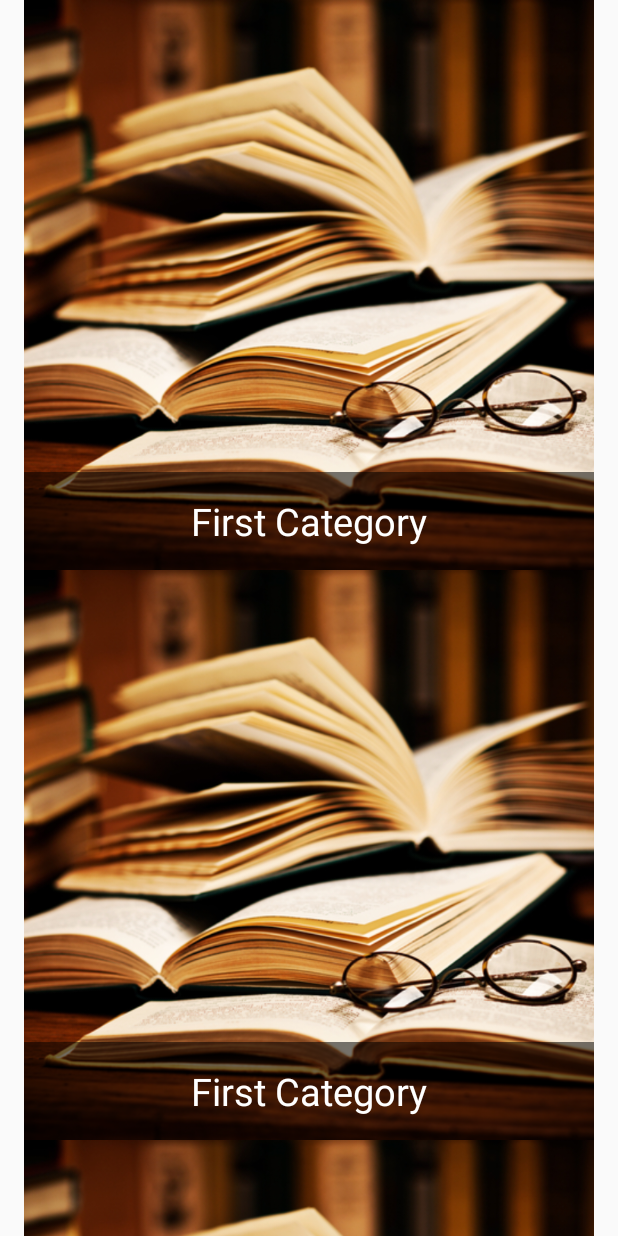
After one commit to Rashwan/quotes-android-app, an Android app: the layout fragment_categories.xml on its own in the app's theme, with its tools: preview values and no code run, on a phone screen of 412 x 824 dp. The commit adds this screen. Run offline under Robolectric (Android 15) with nearby library versions, the phone set to English and light mode, and no system bars.

Commit message:
Add Categories Fragment & handle its onClick listener.

```diff
--- a/app/src/main/java/com/android/people/quotesandroidapp/ui/MainActivity.java
+++ b/app/src/main/java/com/android/people/quotesandroidapp/ui/MainActivity.java
@@ -94,14 +94,14 @@ public class MainActivity extends AppCompatActivity
                 fragmentClass = Home.class;
                 break;
             case R.id.nav_all_quotes:
-                fragmentClass = AllQuotes.class;
+                fragmentClass = QuotesListFragment.class;
                 break;
             case R.id.nav_favorites:
                 Toast.makeText(this, "Not implemented yet", Toast.LENGTH_SHORT).show();
 
                 break;
             case R.id.nav_categories:
-                Toast.makeText(this, "Not implemented yet", Toast.LENGTH_SHORT).show();
+                fragmentClass = CategoriesFragment.class;
 
                 break;
             case R.id.nav_settings:
@@ -117,7 +117,6 @@ public class MainActivity extends AppCompatActivity
                 break;
 
         }
-
         try {
             fragment = (Fragment) fragmentClass.newInstance();
         } catch (Exception e) {
--- /dev/null
+++ b/app/src/main/res/layout/fragment_categories.xml
@@ -0,0 +1,17 @@
+<?xml version="1.0" encoding="utf-8"?>
+<RelativeLayout xmlns:android="http://schemas.android.com/apk/res/android"
+    android:layout_width="match_parent"
+    android:layout_height="match_parent">
+<android.support.v7.widget.RecyclerView xmlns:android="http://schemas.android.com/apk/res/android"
+    xmlns:app="http://schemas.android.com/apk/res-auto"
+    xmlns:tools="http://schemas.android.com/tools"
+    android:id="@+id/rv_all_categories"
+    android:name="com.android.people.quotesandroidapp.ui.CategoryFragment"
+    android:layout_width="match_parent"
+    android:layout_height="match_parent"
+    android:layout_marginLeft="16dp"
+    android:layout_marginRight="16dp"
+    app:layoutManager="LinearLayoutManager"
+    tools:context=".ui.CategoriesFragment"
+    tools:listitem="@layout/fragment_categories_list_item" />
+</RelativeLayout>
--- /dev/null
+++ b/app/src/main/res/layout/fragment_categories_list_item.xml
@@ -0,0 +1,26 @@
+<?xml version="1.0" encoding="utf-8"?>
+<RelativeLayout xmlns:android="http://schemas.android.com/apk/res/android"
+    android:layout_width="match_parent"
+    android:layout_height="wrap_content">
+
+    <ImageView
+        android:layout_width="wrap_content"
+        android:layout_height="wrap_content"
+        android:src="@drawable/book"
+        android:id="@+id/category_image"
+        android:adjustViewBounds="true"
+        />
+
+    <TextView
+        android:id="@+id/category_name"
+        android:layout_width="match_parent"
+        android:layout_height="wrap_content"
+        android:text="First Category"
+        android:textSize="25sp"
+        android:gravity="center"
+        android:background="#8000"
+        android:textColor="#FFF"
+        android:layout_alignBottom="@+id/category_image"
+        android:paddingTop="15dp"
+        android:paddingBottom="15dp"/>
+</RelativeLayout>
--- a/app/src/main/res/values/dimens.xml
+++ b/app/src/main/res/values/dimens.xml
@@ -6,4 +6,5 @@
     <dimen name="activity_horizontal_margin">16dp</dimen>
     <dimen name="activity_vertical_margin">16dp</dimen>
     <dimen name="fab_margin">16dp</dimen>
+    <dimen name="text_margin">16dp</dimen>
 </resources>
```
Also changed, not shown: app/src/main/java/com/android/people/quotesandroidapp/adapters/AllQuotesRecyclerAdapter.java (+16 -18 lines), app/src/main/java/com/android/people/quotesandroidapp/adapters/CategoriesRecyclerViewAdapter.java (added, +79 -0 lines), app/src/main/java/com/android/people/quotesandroidapp/ui/CategoriesFragment.java (added, +106 -0 lines), app/src/main/java/com/android/people/quotesandroidapp/ui/QuotesListFragment.java (renamed from app/src/main/java/com/android/people/quotesandroidapp/ui/AllQuotes.java, +27 -13 lines), app/src/main/java/com/android/people/quotesandroidapp/utils/BaseCursorRecyclerAdapter.java (renamed from app/src/main/java/com/android/people/quotesandroidapp/utils/QuotesCursorRecyclerAdapter.java, +6 -7 lines), app/src/main/java/com/android/people/quotesandroidapp/utils/DatabaseUtils.java (+22 -10 lines), app/src/main/res/drawable/book.jpg (added), app/src/main/res/drawable/dream.jpg (added), app/src/main/res/drawable/education.jpg (added), app/src/main/res/drawable/image_new6.png (added), app/src/main/res/drawable/love.jpg (added), app/src/main/res/drawable/question.jpg (added), app/src/main/res/drawable/sad.jpg (added), app/src/main/res/drawable/sky.jpg (added), 1 more files.
